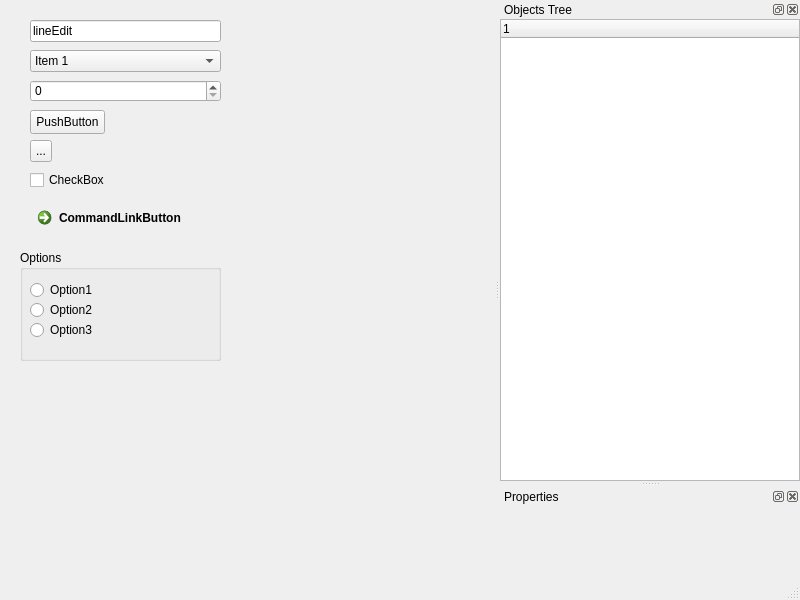
Above: examples/object_property_grid/MainWindow.ui from Nanticock/PmPropertyGrid before the change. Below: the same form after it.
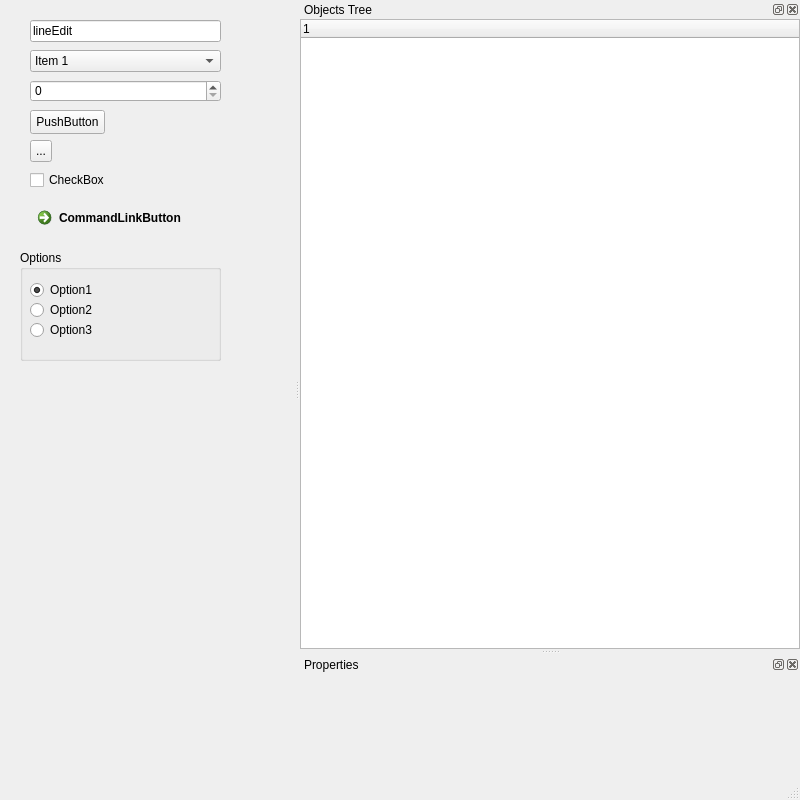
That is the form after the change.

What changed in the file:
```diff
--- a/examples/object_property_grid/MainWindow.ui
+++ b/examples/object_property_grid/MainWindow.ui
@@ -7,7 +7,7 @@
     <x>0</x>
     <y>0</y>
     <width>800</width>
-    <height>600</height>
+    <height>800</height>
    </rect>
   </property>
   <property name="windowTitle">
@@ -138,6 +138,9 @@
      <property name="text">
       <string>Option1</string>
      </property>
+     <property name="checked">
+      <bool>true</bool>
+     </property>
     </widget>
     <widget class="QRadioButton" name="radioButton_2">
      <property name="geometry">
@@ -181,7 +184,7 @@
   <widget class="QDockWidget" name="dockWidget">
    <property name="minimumSize">
     <size>
-     <width>300</width>
+     <width>500</width>
      <height>95</height>
     </size>
    </property>
@@ -202,7 +205,7 @@
   <widget class="QDockWidget" name="dockWidget_2">
    <property name="minimumSize">
     <size>
-     <width>300</width>
+     <width>500</width>
      <height>40</height>
     </size>
    </property>
```
Left out of the diff: 2 changed lines with no effect on the pictures.
